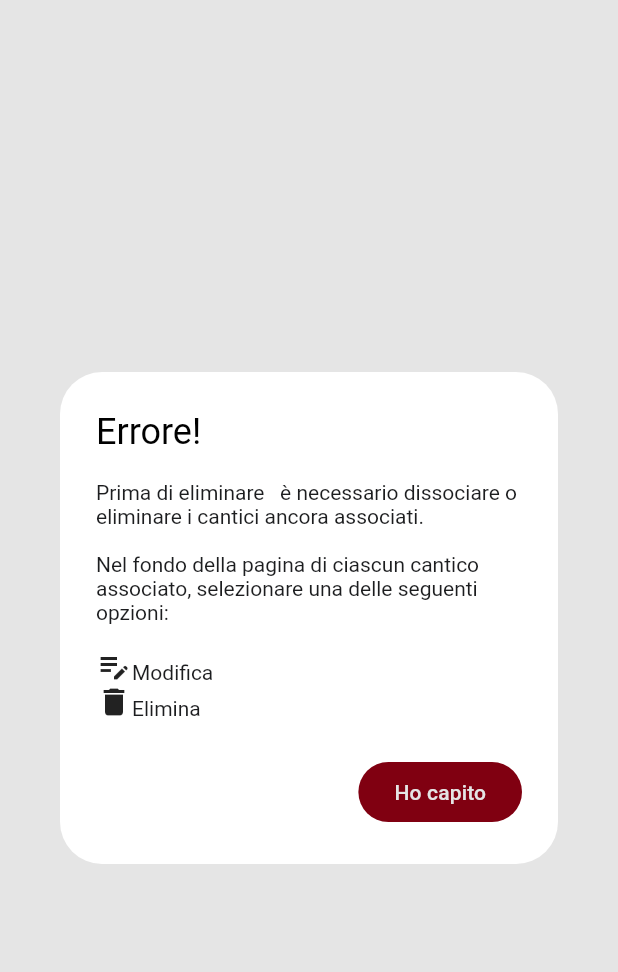
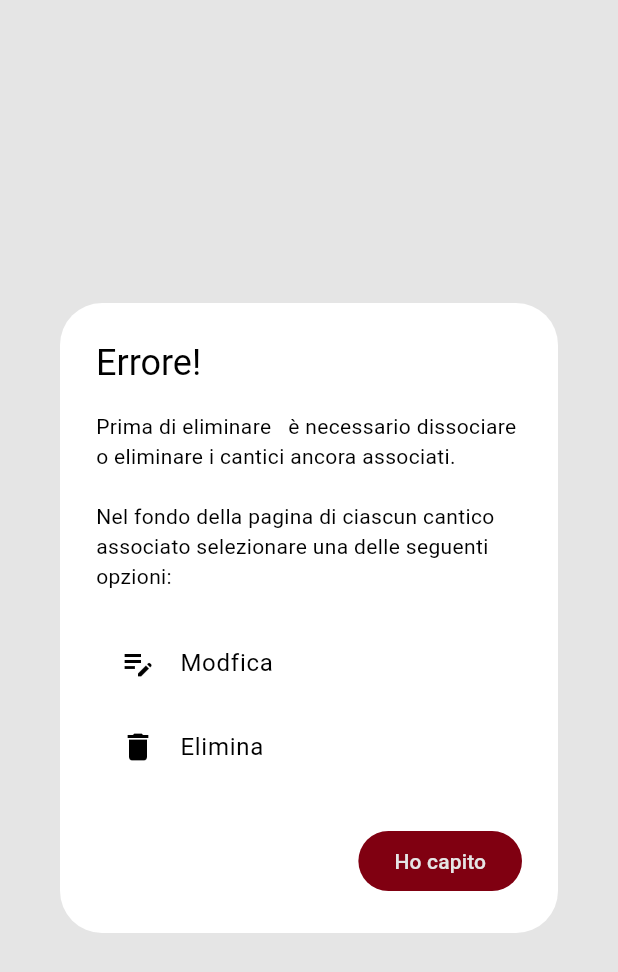
Before and after one commit to theFreeman96/inni-di-lode, a Flutter app: the ErrorDialog widget shown alone on an empty page, opened directly with empty values, on a phone screen of 412 x 824 dp. Shown: the top 972 px of the screen. Run offline on Flutter 3.47's test engine with Material 3 defaults, Android fonts, the phone set to English and light mode, and no system bars; our stand-ins replace audioplayers, flutter_html, pdf, share_plus, shared_preferences, sqflite and 2 more; missing offline and left inert: html2md, number_paginator; accounts and stored records are empty.

Commit message:
use Text.rich instead of RichText

```diff
--- a/lib/components/delete_dialog.dart
+++ b/lib/components/delete_dialog.dart
@@ -1,8 +1,4 @@
 import 'package:flutter/material.dart';
-import 'package:provider/provider.dart';
-
-import '../utilities/constants.dart';
-import '../utilities/theme_provider.dart';
 
 class DeleteDialog extends StatelessWidget {
   const DeleteDialog({
@@ -18,8 +14,6 @@ class DeleteDialog extends StatelessWidget {
 
   @override
   Widget build(BuildContext context) {
-    final themeProvider = Provider.of<ThemeProvider>(context);
-
     late String deleted =
         itemType == 'La categoria' || itemType == 'La macrocategoria'
             ? 'eliminata'
@@ -28,18 +22,17 @@ class DeleteDialog extends StatelessWidget {
     return AlertDialog(
       scrollable: true,
       title: const Text('Conferma eliminazione'),
-      content: RichText(
-        text: TextSpan(
-          style: TextStyle(
-            color: themeProvider.isDarkMode ? kWhite : kBlack,
-          ),
+      content: Text.rich(
+        TextSpan(
           children: <TextSpan>[
             TextSpan(text: '$itemType '),
             TextSpan(
               text: '$itemToDelete ',
-              style: const TextStyle(fontWeight: FontWeight.bold),
+              style: const TextStyle(
+                fontWeight: FontWeight.bold,
+              ),
             ),
-            TextSpan(text: 'sarà $deleted definitivamente.')
+            TextSpan(text: 'sarà $deleted definitivamente.'),
           ],
         ),
       ),
--- a/lib/components/error_dialog.dart
+++ b/lib/components/error_dialog.dart
@@ -1,8 +1,4 @@
 import 'package:flutter/material.dart';
-import 'package:provider/provider.dart';
-
-import '../utilities/constants.dart';
-import '../utilities/theme_provider.dart';
 
 class ErrorDialog extends StatelessWidget {
   const ErrorDialog({
@@ -16,52 +12,70 @@ class ErrorDialog extends StatelessWidget {
 
   @override
   Widget build(BuildContext context) {
-    final themeProvider = Provider.of<ThemeProvider>(context);
-
     return AlertDialog(
       scrollable: true,
       title: const Text('Errore!'),
-      content: RichText(
-        text: TextSpan(
-          style: TextStyle(
-            color: themeProvider.isDarkMode ? kWhite : kBlack,
-          ),
+      content: Column(
+        mainAxisAlignment: MainAxisAlignment.start,
+        crossAxisAlignment: CrossAxisAlignment.start,
         children: [
+          Text.rich(
             TextSpan(
-              text: 'Prima di eliminare $itemType ',
-            ),
+              children: <TextSpan>[
+                TextSpan(text: 'Prima di eliminare $itemType '),
                 TextSpan(
                   text: '$itemToDelete ',
                   style: const TextStyle(
                     fontWeight: FontWeight.bold,
                   ),
                 ),
+                const TextSpan(
+                  text: 'è necessario dissociare o eliminare ',
+                ),
+                itemType == 'la macrocategoria'
+                    ? const TextSpan(
+                        children: <TextSpan>[
                           TextSpan(
-              text:
-                  'è necessario dissociare o eliminare ${itemType == 'la macrocategoria' ? 'le categorie ancora associate' : 'i cantici ancora associati'}.\n\n',
+                            text: 'le categorie ancora associate.\n\n',
                           ),
                           TextSpan(
                             text:
-                  '${itemType == 'la macrocategoria' ? 'Nella parte alta della pagina di ciascuna categoria associata' : 'Nel fondo della pagina di ciascun cantico associato'}, selezionare una delle seguenti opzioni:\n\n',
+                                'Nella parte alta della pagina di ciascuna categoria associata ',
                           ),
-            const WidgetSpan(
-              child: Icon(
-                Icons.edit_note,
+                        ],
+                      )
+                    : const TextSpan(
+                        children: <TextSpan>[
+                          TextSpan(
+                            text: 'i cantici ancora associati.\n\n',
                           ),
-            ),
-            const TextSpan(
-              text: 'Modifica\n',
-            ),
-            const WidgetSpan(
-              child: Icon(
-                Icons.delete,
-              ),
-            ),
-            const TextSpan(
-              text: 'Elimina',
+                          TextSpan(
+                            text:
+                                'Nel fondo della pagina di ciascun cantico associato ',
                           ),
                         ],
                       ),
+                const TextSpan(
+                  text: 'selezionare una delle seguenti opzioni:\n',
+                ),
+              ],
+            ),
+          ),
+          ListTile(
+            leading: const Icon(Icons.edit_note),
+            title: const Text(
+              'Modfica',
+            ),
+            onTap: () {},
+          ),
+          ListTile(
+            leading: const Icon(Icons.delete),
+            title: const Text(
+              'Elimina',
+            ),
+            onTap: () {},
+          ),
+        ],
       ),
       actions: <Widget>[
         FilledButton(
```
Lines whose indentation alone changed are shown as unchanged.
